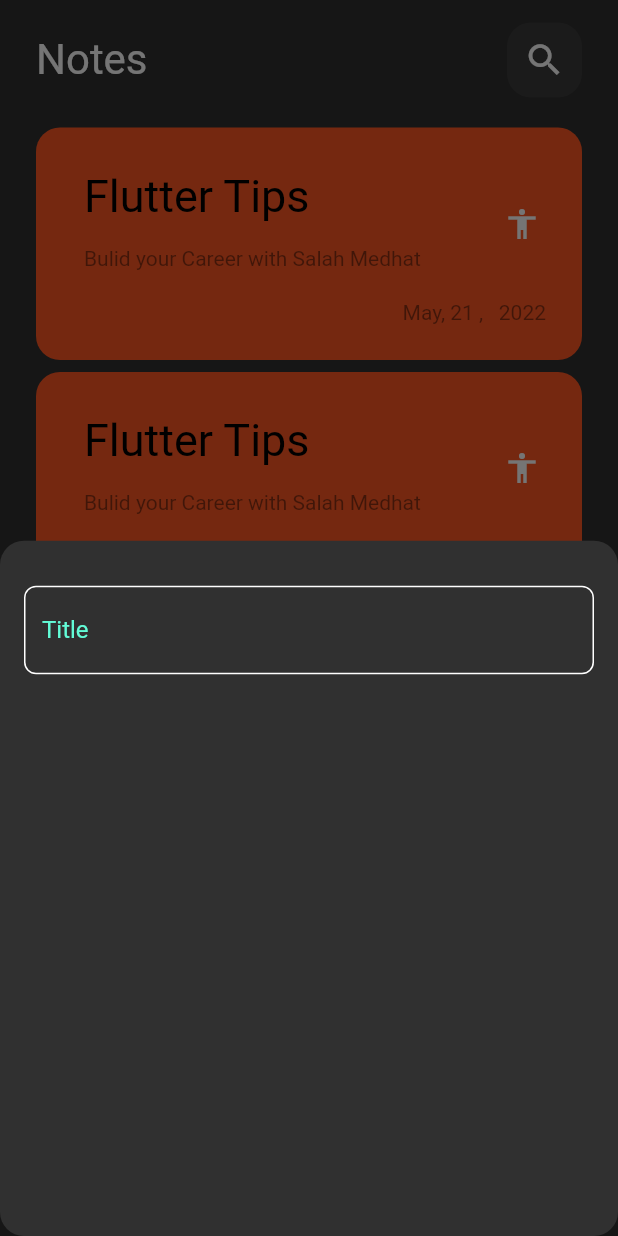
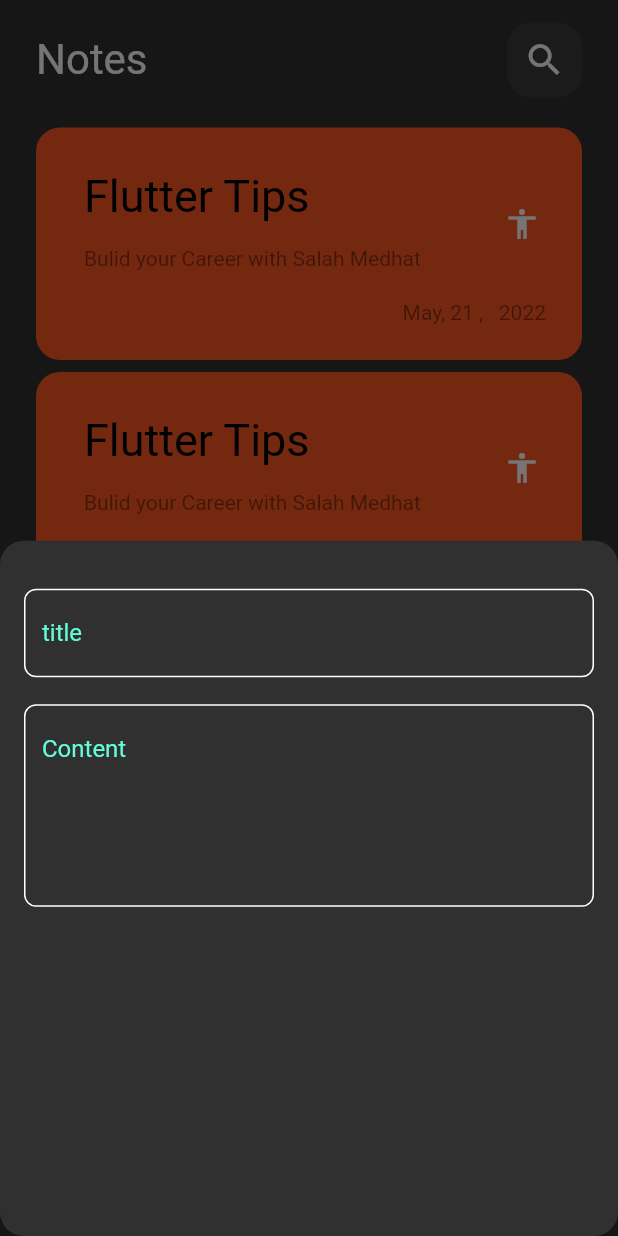
Before and after one commit to SalahLuha/notes_app, a Flutter app: the screen it shows after launch, after a tap on the "add" icon, on a phone screen of 412 x 824 dp. Run offline on Flutter 3.47's test engine with Material 2 defaults, Android fonts, the phone set to English and light mode, and no system bars; Roboto replaces fonts that are missing (Poppins).

Commit message:
Add fields to bottom sheet

```diff
--- a/lib/views/add_note_bottom_sheet.dart
+++ b/lib/views/add_note_bottom_sheet.dart
@@ -1,4 +1,3 @@
-
 import 'package:flutter/material.dart';
 import 'package:notes_app/views/custom_text_field.dart';
 
@@ -10,11 +9,20 @@ class AddNoteBottomSheet extends StatelessWidget {
     return Padding(
       padding: const EdgeInsets.symmetric(horizontal: 16),
       child: Column(
-        children: [
-          const SizedBox(
-            height: 30,
+        children: const [
+          SizedBox(
+            height: 32,
           ),
-          CustomTextField(),
+          CustomTextField(
+            hint: 'title',
+          ),
+          SizedBox(
+            height: 18,
+          ),
+          CustomTextField(
+            hint: 'Content',
+            maxLines: 5,
+          ),
         ],
       ),
     );
--- a/lib/views/custom_text_field.dart
+++ b/lib/views/custom_text_field.dart
@@ -2,14 +2,17 @@ import 'package:flutter/material.dart';
 import 'package:notes_app/constants.dart';
 
 class CustomTextField extends StatelessWidget {
-  const CustomTextField({Key? key}) : super(key: key);
+   const CustomTextField({Key? key, required this.hint,  this.maxLines=1}) : super(key: key);
 
+  final String hint;
+  final int maxLines;
   @override
   Widget build(BuildContext context) {
     return TextField(
       cursorColor: kprimaryColor,
+      maxLines: maxLines,
       decoration: InputDecoration(
-        hintText: 'Title',
+        hintText: hint,
         hintStyle: const TextStyle(color: kprimaryColor),
         border: bulidBorder(),
         enabledBorder: bulidBorder(),
```
